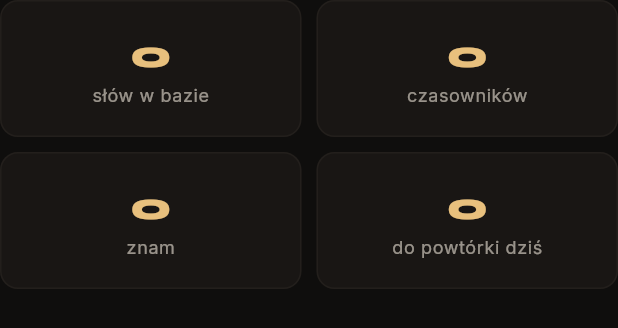
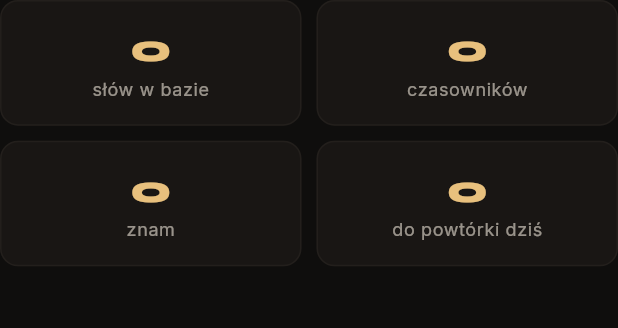
Before and after one commit to MichalADA/CroatianApp, a Flutter app: the DashboardStats widget shown alone on an empty page, opened directly with empty values, on a phone screen of 412 x 824 dp. Shown: the top 328 px of the screen. Run offline on Flutter 3.47's test engine with Material 3 defaults, Android fonts, the phone set to English and light mode, and no system bars; our stand-ins replace audioplayers, dio, flutter_riverpod, flutter_secure_storage, freezed_annotation, go_router and 2 more; accounts and stored records are empty; generated files the repository leaves out were written again; network calls fail.

Commit message:
fix(dashboard): constrain content width on desktop; responsive stat tiles
Na Flutter webie w przeglądarce desktopowej (2000px+) tile'e statystyk
rozdmuchiwały się do 900px wysokości każdy, przez co pokoje były
schowane pod ekranem.

- Dashboard: cały content ograniczony do maxWidth 900px + wycentrowany
  (jak w oryginalnym HTML container z max-width).
- DashboardStats: responsive — 2 kolumny na wąskim, 4 w linii na
  ≥640px, stałe aspect ratio zapobiega rozdymaniu.

Co-Authored-By: Claude Opus 4.7 <noreply@anthropic.com>
Claude-Session: https://claude.ai/code/session_014tVjy3bys1tdCGLdBhHLUC

```diff
--- a/flutter_app/lib/features/dashboard/presentation/dashboard_screen.dart
+++ b/flutter_app/lib/features/dashboard/presentation/dashboard_screen.dart
@@ -63,8 +63,14 @@ class DashboardScreen extends ConsumerWidget {
       body: RefreshIndicator(
         onRefresh: () => _refresh(ref),
         child: ListView(
+          // Zewnętrzny padding zostaje mały; szerokość contentu ograniczamy
+          // na desktopie/tablecie, żeby tile'e i pokoje nie rozjeżdżały się
+          // na 2000px szeroko.
           padding: const EdgeInsets.symmetric(horizontal: 20, vertical: 20),
           children: [
+            Center(child: ConstrainedBox(
+              constraints: const BoxConstraints(maxWidth: 900),
+              child: Column(children: [
             _Hero(languageFlag: currentLang?.flag ?? '🌍', title: currentLang?.title ?? user.selectedLanguage),
             const SizedBox(height: 24),
             dashboardAsync.when(
@@ -138,6 +144,8 @@ class DashboardScreen extends ConsumerWidget {
                 label: const Text('Wyloguj'),
               ),
             ),
+              ]),
+            )),
           ],
         ),
       ),
--- a/flutter_app/lib/features/dashboard/presentation/widgets/dashboard_stats.dart
+++ b/flutter_app/lib/features/dashboard/presentation/widgets/dashboard_stats.dart
@@ -9,14 +9,7 @@ class DashboardStats extends StatelessWidget {
 
   @override
   Widget build(BuildContext context) {
-    return GridView.count(
-      crossAxisCount: 2,
-      mainAxisSpacing: 10,
-      crossAxisSpacing: 10,
-      childAspectRatio: 2.2,
-      shrinkWrap: true,
-      physics: const NeverScrollableScrollPhysics(),
-      children: [
+    final tiles = [
       _StatTile(value: '${summary.totalWords}', label: 'słów w bazie'),
       _StatTile(value: '${summary.totalVerbs}', label: 'czasowników'),
       _StatTile(
@@ -29,8 +22,21 @@ class DashboardStats extends StatelessWidget {
         label: 'do powtórki dziś',
         color: summary.dueToday > 0 ? Colors.orange : null,
       ),
-      ],
+    ];
+    // Na wąskich ekranach 2 kolumny, na szerokich 4 w jednej linii.
+    return LayoutBuilder(builder: (context, constraints) {
+      final cols = constraints.maxWidth > 640 ? 4 : 2;
+      return GridView.count(
+        crossAxisCount: cols,
+        mainAxisSpacing: 10,
+        crossAxisSpacing: 10,
+        // Stała wysokość zapobiega rozdymaniu tile'a na wide screenach.
+        childAspectRatio: cols == 4 ? 1.6 : 2.4,
+        shrinkWrap: true,
+        physics: const NeverScrollableScrollPhysics(),
+        children: tiles,
       );
+    });
   }
 }
 
```
Lines whose indentation alone changed are shown as unchanged.
